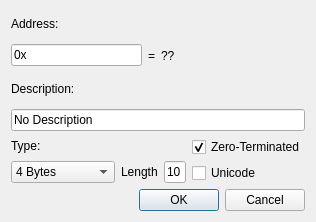
Old version of the form GUI/addaddressmanuallydialog.ui in the repository korcankaraokcu/PINCE.
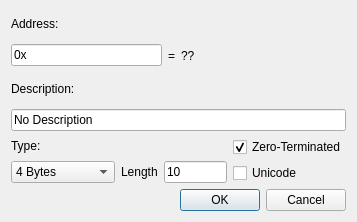
New version of the form.

```diff
--- a/GUI/addaddressmanuallydialog.ui
+++ b/GUI/addaddressmanuallydialog.ui
@@ -6,7 +6,7 @@
    <rect>
     <x>0</x>
     <y>0</y>
-    <width>316</width>
+    <width>357</width>
     <height>222</height>
    </rect>
   </property>
@@ -141,6 +141,19 @@
            </item>
           </widget>
          </item>
+         <item>
+          <spacer name="horizontalSpacer_2">
+           <property name="orientation">
+            <enum>Qt::Horizontal</enum>
+           </property>
+           <property name="sizeHint" stdset="0">
+            <size>
+             <width>13</width>
+             <height>20</height>
+            </size>
+           </property>
+          </spacer>
+         </item>
          <item>
           <widget class="QLabel" name="label_length">
            <property name="text">
```
Left out of the diff: 3 changed lines with no effect on the pictures.
